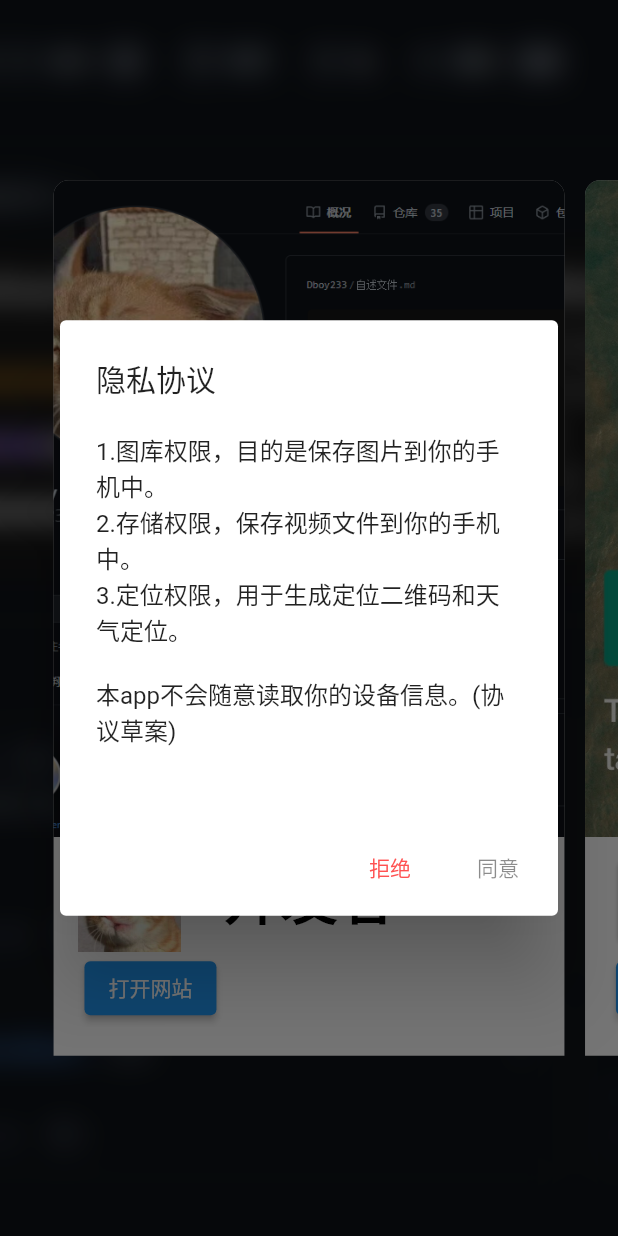
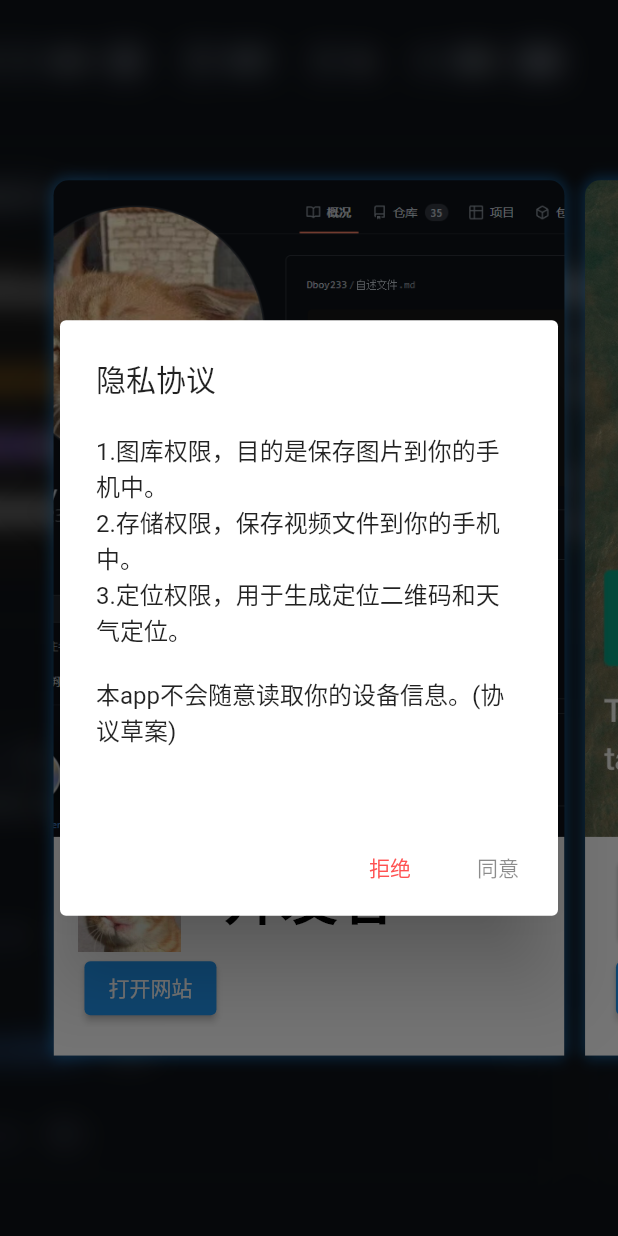
Before and after one commit to Dboy233/dboys_flutter_app, a Flutter app: the screen it shows after launch, on a phone screen of 412 x 824 dp. Run offline on Flutter 3.47's test engine with Material 2 defaults, Android fonts, the phone set to English and light mode, and no system bars; our stand-ins replace chewie, dio, easy_refresh, flutter_screenutil, get, image_gallery_saver and 7 more; missing offline and left inert: amap_flutter_base, amap_flutter_location, amap_flutter_map, mobile_scanner, widgets_to_image; generated files the repository leaves out were written again.

```diff
--- a/lib/page/home/view.dart
+++ b/lib/page/home/view.dart
@@ -104,7 +104,8 @@ class _HomePageState extends State<HomePage> {
                 currentBg = _apps[value].coverImg;
               });
             },
-            itemBuilder: (context, index) => Padding(
+            itemBuilder: (context, index) =>
+                Padding(
                   padding: EdgeInsets.only(left: 20.r, right: 20.r),
                   child: AppPage(
                       key: ValueKey(_apps[index].appName),
@@ -126,18 +127,43 @@ class AppPage extends StatelessWidget {
 
   const AppPage({Key? key, required this.homeAppItem}) : super(key: key);
 
+
+  List<BoxShadow> _createShadow() {
+    var shadowColor = Colors.blue.withAlpha(50);
+    var shadowSize = 5.0;
+    return [
+      BoxShadow(
+          color: shadowColor,
+          offset: Offset(0, shadowSize),
+          blurRadius: 5),
+      BoxShadow(
+          color: shadowColor,
+          offset: Offset(0, -shadowSize),
+          blurRadius: 5),
+      BoxShadow(
+          color: shadowColor,
+          offset: Offset(shadowSize, 0),
+          blurRadius: 5),
+      BoxShadow(
+          color: shadowColor,
+          offset: Offset(-shadowSize, 0),
+          blurRadius: 5),
+    ];
+  }
+
   @override
   Widget build(BuildContext context) {
     return Center(
       child: Container(
         margin: EdgeInsets.only(top: 350.h, bottom: 350.h),
         width: double.infinity,
-        decoration: const BoxDecoration(
-            color: Colors.white,
-            borderRadius: BorderRadius.only(
-                // 这里设置了边缘装饰，但是 SlideImageView的边缘裁切装饰时独立的所以SlideImageView也要设置一样的属性
+        clipBehavior: Clip.antiAliasWithSaveLayer,
+        decoration: BoxDecoration(
+            borderRadius: const BorderRadius.only(
               topLeft: Radius.circular(10),
-                topRight: Radius.circular(10))),
+              topRight: Radius.circular(10),
+            ),
+            boxShadow: _createShadow()),
         child: Column(
           mainAxisSize: MainAxisSize.max,
           children: [
@@ -146,14 +172,16 @@ class AppPage extends StatelessWidget {
               child: SlideImageView(
                 imageProvider: AssetImage(homeAppItem.coverImg),
                 slideDuration: const Duration(seconds: 7),
-                borderRadius: const BorderRadius.only(
-                    topLeft: Radius.circular(10),
-                    topRight: Radius.circular(10)),
+                // borderRadius: const BorderRadius.only(
+                //     topLeft: Radius.circular(10),
+                //     topRight: Radius.circular(10)),
                 enableScanAnim: false,
               ),
             ),
             Expanded(
               flex: 1,
+              child: Container(
+                color: Colors.white,
                 child: Column(
                   children: [
                     Stack(
@@ -207,6 +235,7 @@ class AppPage extends StatelessWidget {
                     )
                   ],
                 ),
+              ),
             )
           ],
         ),
--- a/lib/routers/app_pages.dart
+++ b/lib/routers/app_pages.dart
@@ -39,7 +39,7 @@ class AppPages {
           name: _Paths.pexels,
           transition: Transition.cupertino,
           binding: PexelsBinding(),
-          page: () => PexelsPage(),
+          page: () => const PexelsPage(),
           children: [
             GetPage(
               name: _Paths.pexels_video + _Paths.pexels_video_watch,
--- a/lib/widget/slide_image.dart
+++ b/lib/widget/slide_image.dart
@@ -5,9 +5,6 @@ import 'package:flutter/material.dart';
 class SlideImageView extends StatelessWidget {
   ///图片加载器
   final ImageProvider imageProvider;
-
-  ///边框
-  final BorderRadiusGeometry borderRadius;
 
   ///滑动时长
   final Duration slideDuration;
@@ -25,7 +22,6 @@ class SlideImageView extends StatelessWidget {
   const SlideImageView({
     Key? key,
     required this.imageProvider,
-    this.borderRadius = BorderRadius.zero,
     this.slideDuration = const Duration(seconds: 5),
     this.scaleDuration = const Duration(seconds: 1),
     this.enableScanAnim = true,
@@ -43,7 +39,6 @@ class SlideImageView extends StatelessWidget {
             imageProvider,
             constraint.maxWidth,
             constraint.maxHeight,
-            borderRadius,
             slideDuration,
             scaleDuration,
             enableScanAnim,
@@ -66,9 +61,6 @@ class _ImageView extends StatefulWidget {
 //图片加载器
   final ImageProvider imageProvider;
 
-  //边框
-  final BorderRadiusGeometry borderRadius;
-
   //滚动时长
   final Duration slideDuration;
 
@@ -85,7 +77,6 @@ class _ImageView extends StatefulWidget {
     this.imageProvider,
     this.layoutWidth,
     this.layoutHeight,
-    this.borderRadius,
     this.slideDuration,
     this.scaleDuration,
     this.enableScanAnim,
@@ -183,9 +174,7 @@ class _ImageViewState extends State<_ImageView> with TickerProviderStateMixin {
     //初始化缩放控制器
     _initAnimationController();
 
-    return ClipRRect(
-      borderRadius: widget.borderRadius,
-      child: ScaleTransition(
+    return ScaleTransition(
       //缩放动画
       scale: Tween<double>(
         begin: widget.enableScanAnim ? 1 : maxScale,
@@ -200,7 +189,6 @@ class _ImageViewState extends State<_ImageView> with TickerProviderStateMixin {
         child: Image(
           image: widget.imageProvider,
           fit: BoxFit.contain,
-          ),
         ),
       ),
     );
--- a/pubspec.yaml
+++ b/pubspec.yaml
@@ -69,6 +69,7 @@ dependencies:
   amap_flutter_base: ^3.0.0 #基础库
   amap_flutter_map: ^3.0.0 #地图库
   amap_flutter_location: ^3.0.0 #定位库
+  easy_refresh: ^3.3.2+1
 
 dev_dependencies:
   flutter_test:
```
Also changed, not shown: lib/page/pexels/page/photo/logic.dart (+14 -12 lines), lib/page/pexels/page/photo/view.dart (+15 -16 lines), lib/page/pexels/page/video/logic.dart (+7 -7 lines), lib/page/pexels/page/video/view.dart (+13 -17 lines), lib/page/pexels/view.dart (+5 -2 lines), pubspec.lock. Lines whose indentation alone changed are shown as unchanged.
